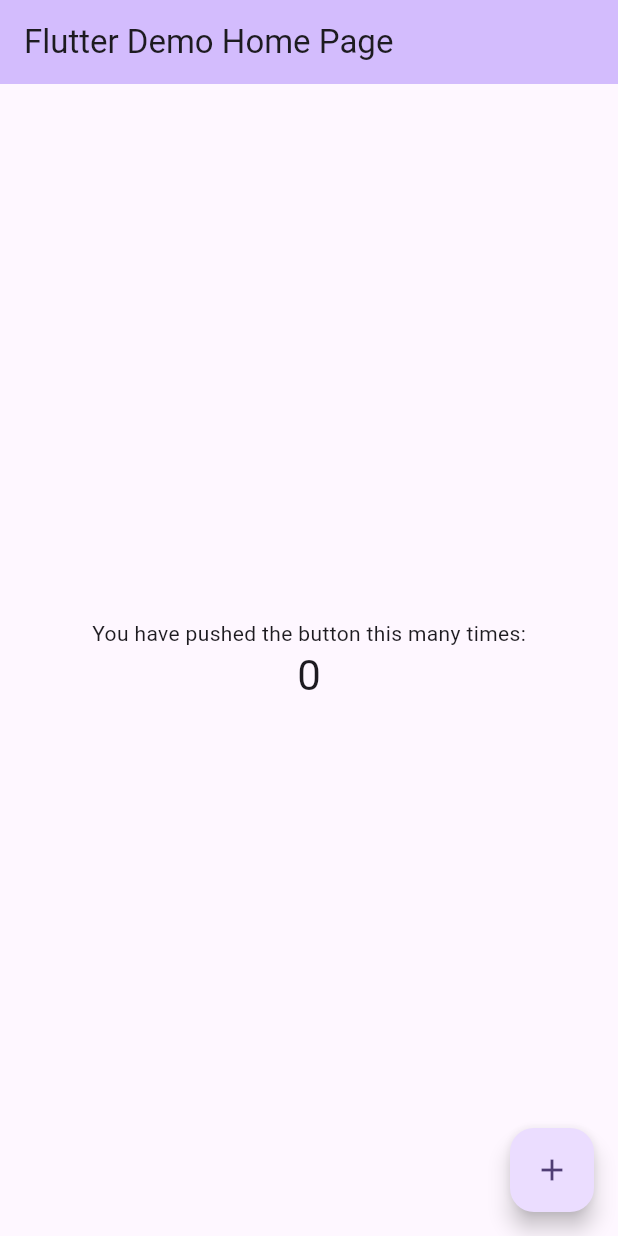
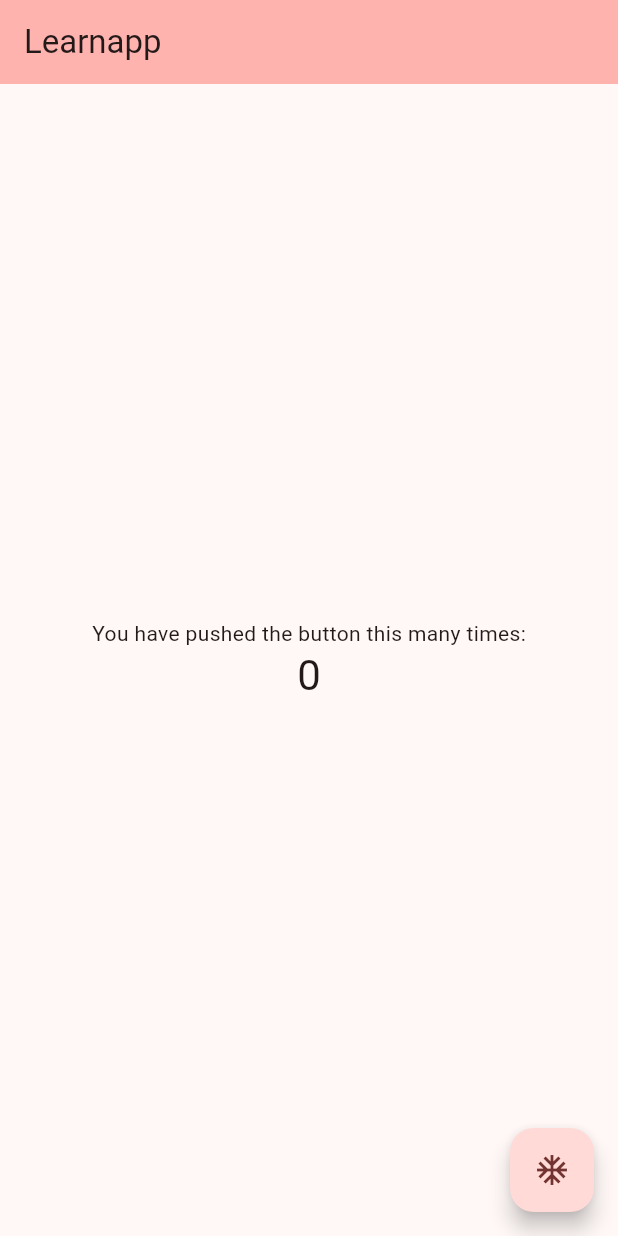
Before and after one commit to PiyanutChaiyamong/test-app, a Flutter app: the screen it shows after launch, on a phone screen of 412 x 824 dp. Run offline on Flutter 3.47's test engine with Material 3 defaults, Android fonts, the phone set to English and light mode, and no system bars.

Commit message:
ทดสอบ

```diff
--- a/lib/main.dart
+++ b/lib/main.dart
@@ -10,12 +10,14 @@ class MyApp extends StatelessWidget {
   @override
   Widget build(BuildContext context) {
     return MaterialApp(
-      title: 'Flutter Demo',
+      title: ' J App',
       theme: ThemeData(
-        colorScheme: ColorScheme.fromSeed(seedColor: Colors.deepPurple),
+        colorScheme: ColorScheme.fromSeed(seedColor: Colors.redAccent),
         useMaterial3: true,
       ),
-      home: const MyHomePage(title: 'Flutter Demo Home Page'),
+      home: const MyHomePage(
+        title: 'Learnapp',
+      ),
     );
   }
 }
@@ -61,8 +63,7 @@ class _MyHomePageState extends State<MyHomePage> {
       ),
       floatingActionButton: FloatingActionButton(
         onPressed: _incrementCounter,
-        tooltip: 'Increment',
-        child: const Icon(Icons.add),
+        child: const Icon(Icons.ac_unit),
       ),
     );
   }
```
